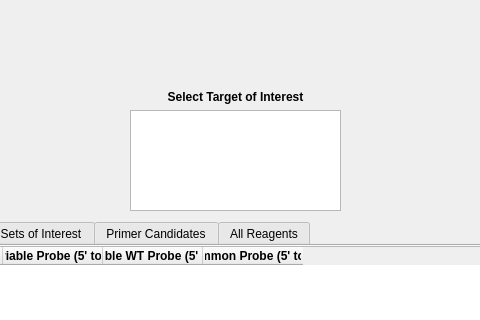
Old version of the form GUI/output_windowTAB.ui in the repository daltonjay/OLAgen; both pictures show x 160 to 640 and y 0 to 320 of the 800 by 600 pixel window.
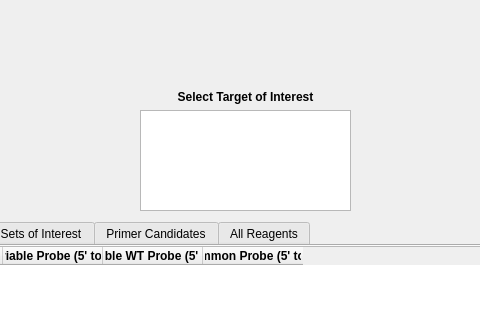
New version of the form. Icons and pictures are not drawn.

Patch:
```diff
--- a/GUI/output_windowTAB.ui
+++ b/GUI/output_windowTAB.ui
@@ -35,7 +35,7 @@
   <widget class="QWidget" name="verticalLayoutWidget">
    <property name="geometry">
     <rect>
-     <x>290</x>
+     <x>300</x>
      <y>90</y>
      <width>211</width>
      <height>121</height>
```
Left out of the diff: 2 changed lines with no effect on the pictures.
